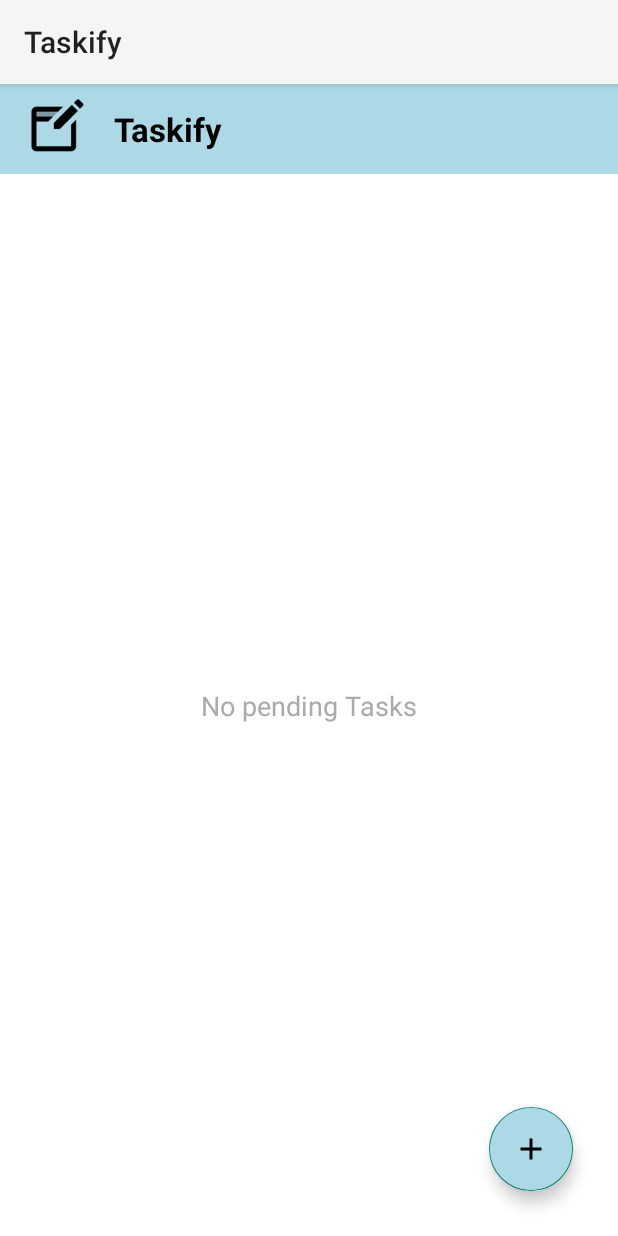
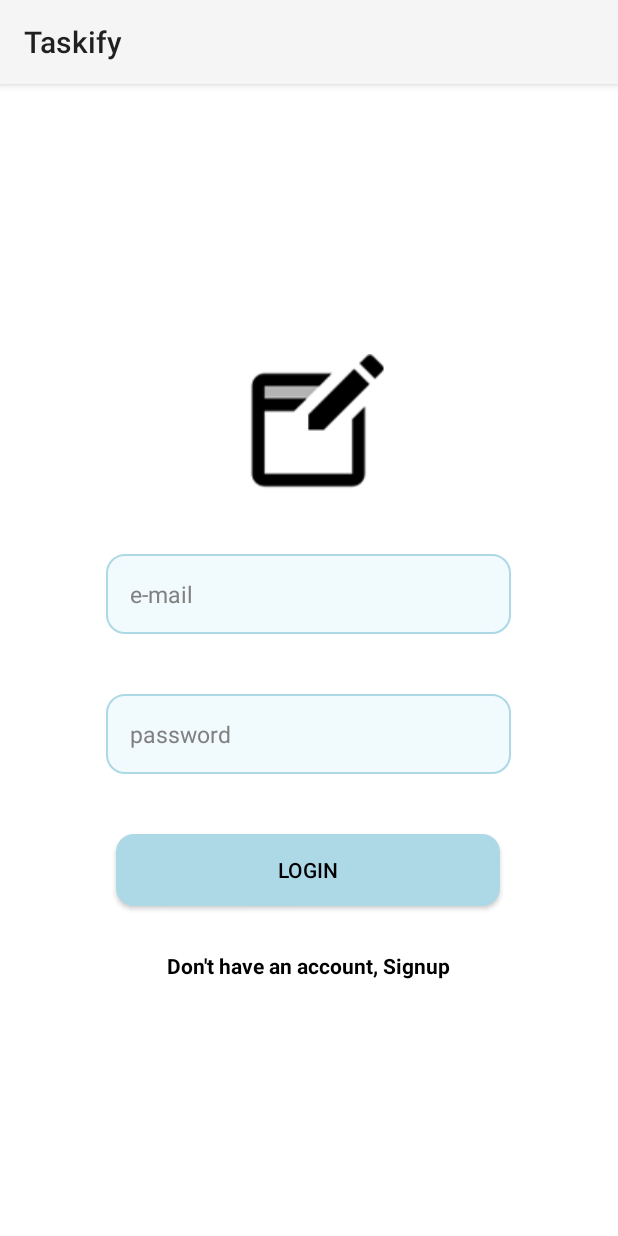
Before and after one commit to kabeershaikhh/Taskify, an Android app: the screen it shows after launch (MainActivity before the commit, LoginActivity after it), on a phone screen of 412 x 824 dp. Run offline under Robolectric (Android 15) with nearby library versions, the light colour scheme and no system bars; our stand-ins replace Firebase (no records; nobody signed in at launch, a user with empty details on screens opened directly).

Commit message:
2nd Commit

```diff
--- /dev/null
+++ b/app/src/main/java/com/example/taskify/LoginActivity.kt
@@ -0,0 +1,62 @@
+package com.example.taskify
+
+import android.content.Intent
+import android.os.Bundle
+import android.widget.Toast
+import androidx.activity.enableEdgeToEdge
+import androidx.appcompat.app.AppCompatActivity
+import androidx.core.view.ViewCompat
+import androidx.core.view.WindowInsetsCompat
+import com.example.taskify.databinding.ActivityLoginBinding
+import com.google.firebase.auth.FirebaseAuth
+import com.google.firebase.auth.FirebaseAuthInvalidCredentialsException
+import com.google.firebase.auth.FirebaseAuthInvalidUserException
+
+class LoginActivity : AppCompatActivity() {
+    private lateinit var binding: ActivityLoginBinding
+    private lateinit var firebaseAuth: FirebaseAuth
+
+    override fun onCreate(savedInstanceState: Bundle?) {
+        super.onCreate(savedInstanceState)
+        enableEdgeToEdge()
+        binding= ActivityLoginBinding.inflate(layoutInflater)
+        setContentView(binding.root)
+        ViewCompat.setOnApplyWindowInsetsListener(findViewById(R.id.main)) { v, insets ->
+            val systemBars = insets.getInsets(WindowInsetsCompat.Type.systemBars())
+            v.setPadding(systemBars.left, systemBars.top, systemBars.right, systemBars.bottom)
+            insets
+        }
+        firebaseAuth = FirebaseAuth.getInstance()
+        binding.loginButton.setOnClickListener {
+            val email = binding.editTextTextEmailAddress.text.toString()
+            val password = binding.editTextTextPassword.text.toString()
+
+            if (email.isNotEmpty() && password.isNotEmpty()){
+                firebaseAuth.signInWithEmailAndPassword(email,password).addOnCompleteListener{
+                    if (it.isSuccessful){
+                        Toast.makeText(this,"Successfully logged in",Toast.LENGTH_SHORT).show()
+                        val intent = Intent(this, MainActivity::class.java)
+                        startActivity(intent)
+                        finish()
+                    }else{
+                        val errorMessage = when (val exception = it.exception) {
+                            is FirebaseAuthInvalidCredentialsException -> "Invalid credentials. Please check your email and password."
+                            is FirebaseAuthInvalidUserException -> "No account found with this email. Please sign up first."
+                            else -> "Login failed: ${exception?.localizedMessage}"
+                        }
+                        Toast.makeText(this, errorMessage, Toast.LENGTH_SHORT).show()
+
+                    }
+                }
+            }    else{
+            Toast.makeText(this,"Fields cannot be empty",Toast.LENGTH_SHORT).show()
+            }
+        }
+        binding.signUp.setOnClickListener{
+            val intent = Intent(this, SignupActivity::class.java)
+            startActivity(intent)
+            finish()
+        }
+    }
+
+}
--- a/app/src/main/java/com/example/taskify/SplashActivity.kt
+++ b/app/src/main/java/com/example/taskify/SplashActivity.kt
@@ -15,7 +15,7 @@ class SplashActivity : AppCompatActivity() {
         setContentView(R.layout.activity_splash)
 
         Handler(Looper.getMainLooper()).postDelayed({
-            val intent = Intent(this, MainActivity::class.java)
+            val intent = Intent(this, LoginActivity::class.java)
             startActivity(intent)
             finish()
         }, 2000)
--- a/app/src/main/res/drawable/edit_text_bg.xml
+++ b/app/src/main/res/drawable/edit_text_bg.xml
@@ -6,4 +6,7 @@
     <corners
 android:radius="12dp"
         />
+    <stroke
+        android:width="1dp"
+        android:color="@color/blue" />
 </shape>
--- /dev/null
+++ b/app/src/main/res/drawable/logout_24.xml
@@ -0,0 +1,5 @@
+<vector xmlns:android="http://schemas.android.com/apk/res/android" android:autoMirrored="true" android:height="24dp" android:tint="#000000" android:viewportHeight="24" android:viewportWidth="24" android:width="24dp">
+
+    <path android:fillColor="@android:color/white" android:pathData="M17,7l-1.41,1.41L18.17,11H8v2h10.17l-2.58,2.58L17,17l5,-5zM4,5h8V3H4c-1.1,0 -2,0.9 -2,2v14c0,1.1 0.9,2 2,2h8v-2H4V5z"/>
+
+</vector>
--- /dev/null
+++ b/app/src/main/res/layout/activity_login.xml
@@ -0,0 +1,86 @@
+<?xml version="1.0" encoding="utf-8"?>
+<androidx.constraintlayout.widget.ConstraintLayout xmlns:android="http://schemas.android.com/apk/res/android"
+    xmlns:app="http://schemas.android.com/apk/res-auto"
+    xmlns:tools="http://schemas.android.com/tools"
+    android:id="@+id/main"
+    android:layout_width="match_parent"
+    android:layout_height="match_parent"
+    android:background="@color/white"
+    tools:context=".LoginActivity">
+
+
+    <ImageView
+        android:id="@+id/imageView2"
+        android:layout_width="wrap_content"
+        android:layout_height="wrap_content"
+        android:layout_marginTop="180dp"
+        app:layout_constraintEnd_toEndOf="parent"
+        app:layout_constraintStart_toStartOf="parent"
+        app:layout_constraintTop_toTopOf="parent"
+        app:srcCompat="@drawable/todo" />
+
+    <EditText
+        android:id="@+id/editTextTextEmailAddress"
+        android:layout_width="wrap_content"
+        android:layout_height="wrap_content"
+        android:layout_marginTop="32dp"
+        android:background="@drawable/edit_text_bg"
+        android:ems="15"
+        android:hint="e-mail"
+        android:inputType="textEmailAddress"
+        android:padding="16dp"
+        android:textColor="@color/black"
+        android:textColorHint="@color/hint_color"
+        android:textSize="15sp"
+        app:layout_constraintEnd_toEndOf="@+id/imageView2"
+        app:layout_constraintHorizontal_bias="0.504"
+        app:layout_constraintStart_toStartOf="@+id/imageView2"
+        app:layout_constraintTop_toBottomOf="@+id/imageView2" />
+
+    <EditText
+        android:id="@+id/editTextTextPassword"
+        android:layout_width="wrap_content"
+        android:layout_height="wrap_content"
+        android:layout_marginTop="40dp"
+        android:background="@drawable/edit_text_bg"
+        android:ems="15"
+        android:hint="password"
+        android:inputType="textPassword"
+        android:padding="16dp"
+        android:textColor="@color/black"
+        android:textColorHint="@color/hint_color"
+        android:textSize="15sp"
+        app:layout_constraintEnd_toEndOf="@+id/editTextTextEmailAddress"
+        app:layout_constraintHorizontal_bias="0.48"
+        app:layout_constraintStart_toStartOf="@+id/editTextTextEmailAddress"
+        app:layout_constraintTop_toBottomOf="@+id/editTextTextEmailAddress" />
+
+    <Button
+        android:id="@+id/loginButton"
+        android:layout_width="wrap_content"
+        android:layout_height="wrap_content"
+        android:layout_marginTop="40dp"
+        android:text="Login"
+        android:ems="16"
+        android:theme="@style/NoButtonTint"
+        android:background="@drawable/rounded_button"
+        android:textColor="@android:color/black"
+        app:layout_constraintEnd_toEndOf="@+id/editTextTextPassword"
+        app:layout_constraintHorizontal_bias="0.496"
+        app:layout_constraintStart_toStartOf="@+id/editTextTextPassword"
+        app:layout_constraintTop_toBottomOf="@+id/editTextTextPassword" />
+
+    <TextView
+        android:id="@+id/signUp"
+        android:layout_width="wrap_content"
+        android:layout_height="wrap_content"
+        android:layout_marginTop="30dp"
+        android:textColor="@color/black"
+        android:textStyle="bold"
+        android:text="Don't have an account, Signup"
+        app:layout_constraintEnd_toEndOf="@+id/loginButton"
+        app:layout_constraintStart_toStartOf="@+id/loginButton"
+        app:layout_constraintTop_toBottomOf="@+id/loginButton" />
+
+
+</androidx.constraintlayout.widget.ConstraintLayout>
--- a/build.gradle.kts
+++ b/build.gradle.kts
@@ -2,4 +2,5 @@
 plugins {
     alias(libs.plugins.android.application) apply false
     alias(libs.plugins.kotlin.android) apply false
+    alias(libs.plugins.google.gms.google.services) apply false
 }
--- a/gradle/libs.versions.toml
+++ b/gradle/libs.versions.toml
@@ -9,6 +9,8 @@ appcompat = "1.7.1"
 material = "1.12.0"
 activity = "1.10.1"
 constraintlayout = "2.2.1"
+googleGmsGoogleServices = "4.4.3"
+firebaseAuth = "24.0.0"
 
 [libraries]
 androidx-core-ktx = { group = "androidx.core", name = "core-ktx", version.ref = "coreKtx" }
@@ -19,7 +21,9 @@ androidx-appcompat = { group = "androidx.appcompat", name = "appcompat", version
 material = { group = "com.google.android.material", name = "material", version.ref = "material" }
 androidx-activity = { group = "androidx.activity", name = "activity", version.ref = "activity" }
 androidx-constraintlayout = { group = "androidx.constraintlayout", name = "constraintlayout", version.ref = "constraintlayout" }
+firebase-auth = { group = "com.google.firebase", name = "firebase-auth", version.ref = "firebaseAuth" }
 
 [plugins]
 android-application = { id = "com.android.application", version.ref = "agp" }
 kotlin-android = { id = "org.jetbrains.kotlin.android", version.ref = "kotlin" }
+google-gms-google-services = { id = "com.google.gms.google-services", version.ref = "googleGmsGoogleServices" }
```
Also changed, not shown: app/build.gradle.kts (+6 -1 lines), app/src/main/AndroidManifest.xml (+8 -2 lines), app/src/main/java/com/example/taskify/MainActivity.kt (+13 -0 lines), app/src/main/java/com/example/taskify/SignupActivity.kt (added, +70 -0 lines), app/src/main/res/layout/activity_main.xml (+13 -2 lines), app/src/main/res/layout/activity_signup.xml (added, +102 -0 lines).
